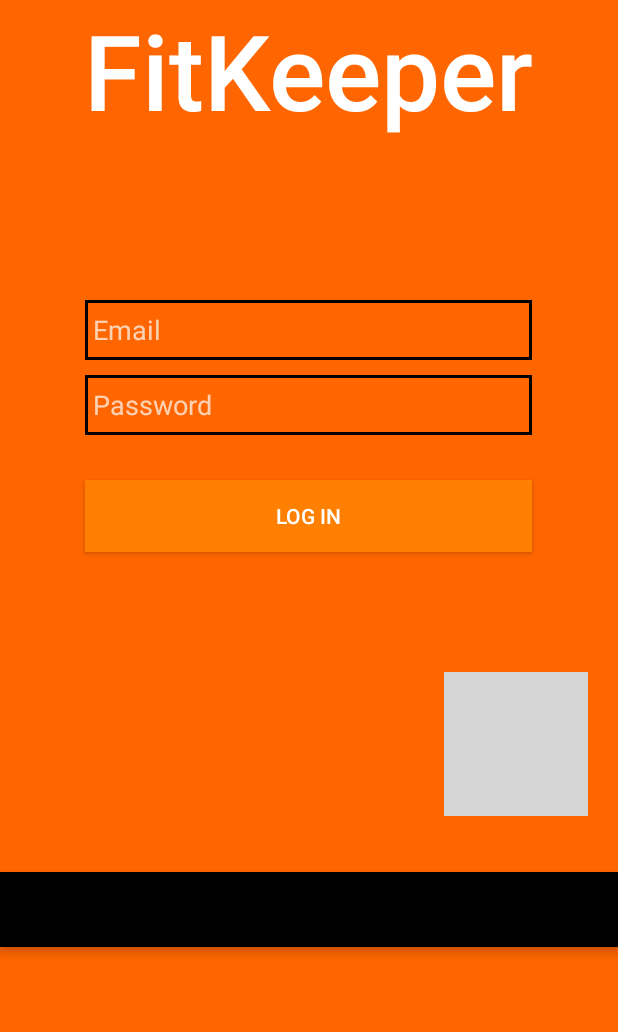
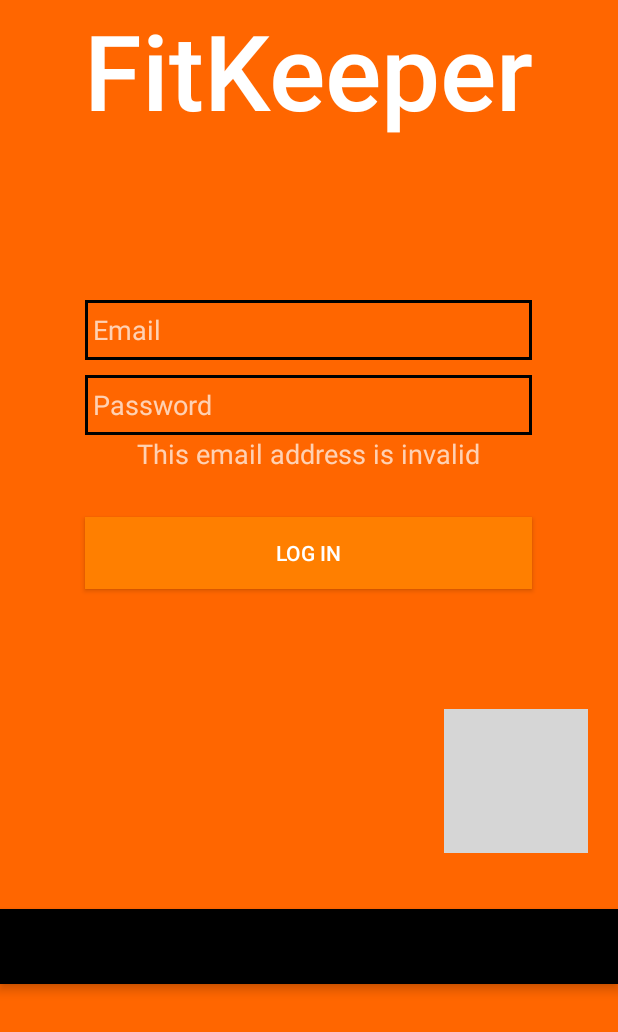
Before and after one commit to Daanielvb/mobile-ufrpe, an Android app: the screen it shows after launch (LoginActivity), after a tap on "LOG IN", on a phone screen of 412 x 824 dp. Shown: the top 1032 px of the screen. Run offline under Robolectric (Android 15) with nearby library versions, the phone set to English and light mode, and no system bars; grey boxes are pictures that could not be loaded.

Commit message:
spinner com meses + mensagem de erro no login

```diff
--- a/app/src/main/java/com/example/daniel/fitkeeper/InfoActivity.java
+++ b/app/src/main/java/com/example/daniel/fitkeeper/InfoActivity.java
@@ -7,6 +7,7 @@ import android.widget.Spinner;
 import android.widget.TextView;
 
 import java.util.ArrayList;
+import java.util.Arrays;
 import java.util.List;
 
 public class InfoActivity extends AppCompatActivity {
@@ -16,6 +17,7 @@ public class InfoActivity extends AppCompatActivity {
     public String weight;
     public  String imc;
 
+    private String[] months;
     private TextView nameText;
     private TextView ageText;
     private TextView heightText;
@@ -38,8 +40,9 @@ public class InfoActivity extends AppCompatActivity {
         }
 
         List<String> spinnerArray =  new ArrayList<String>();
-       //spinnerArray.addAll(getResources().getStringArray(R.id.months));
 
+        months = getResources().getStringArray(R.array.months);
+        spinnerArray.addAll(Arrays.asList(months));
         ArrayAdapter<String> adapter = new ArrayAdapter<String>(
                 this, android.R.layout.simple_spinner_item, spinnerArray);
 
--- a/app/src/main/java/com/example/daniel/fitkeeper/LoginActivity.java
+++ b/app/src/main/java/com/example/daniel/fitkeeper/LoginActivity.java
@@ -12,6 +12,7 @@ public class LoginActivity extends AppCompatActivity {
     private Button loginBtn;
     private TextView emailText;
     private TextView passwordtText;
+    private TextView errorText;
     private String email;
     private String password;
 
@@ -27,6 +28,7 @@ public class LoginActivity extends AppCompatActivity {
         loginBtn = (Button) findViewById(R.id.loginBtn);
         emailText = (TextView) findViewById(R.id.editTextMail);
         passwordtText = (TextView) findViewById(R.id.editTextPassword);
+        errorText = (TextView) findViewById(R.id.errorTxt);
         loginBtn.setOnClickListener(new View.OnClickListener(){
             public void onClick(View v){
                 salvaDados();
@@ -56,9 +58,14 @@ public class LoginActivity extends AppCompatActivity {
 
     public void login(String email, String password){
             if(!email.equals("") && !password.equals("")){
+                errorText.setText("");
                 Intent it = new Intent(LoginActivity.this,HomeActivity.class);
                 startActivity(it);
             }
+            else if(email.equals(""))
+                errorText.setText(R.string.error_invalid_email);
+            else if(password.equals(""))
+                errorText.setText(R.string.error_invalid_password);
     }
 
 
--- a/app/src/main/res/layout/activity_login.xml
+++ b/app/src/main/res/layout/activity_login.xml
@@ -59,6 +59,14 @@
                 android:background="@drawable/border"
                 android:layout_marginTop="10dp"/>
 
+            <TextView
+                android:layout_width="wrap_content"
+                android:layout_height="wrap_content"
+                android:textAppearance="?android:attr/textAppearanceMedium"
+                android:text=""
+                android:id="@+id/errorTxt"
+                android:layout_gravity="center_horizontal" />
+
             <Button
                 android:layout_width="298dp"
                 android:layout_height="wrap_content"
```
